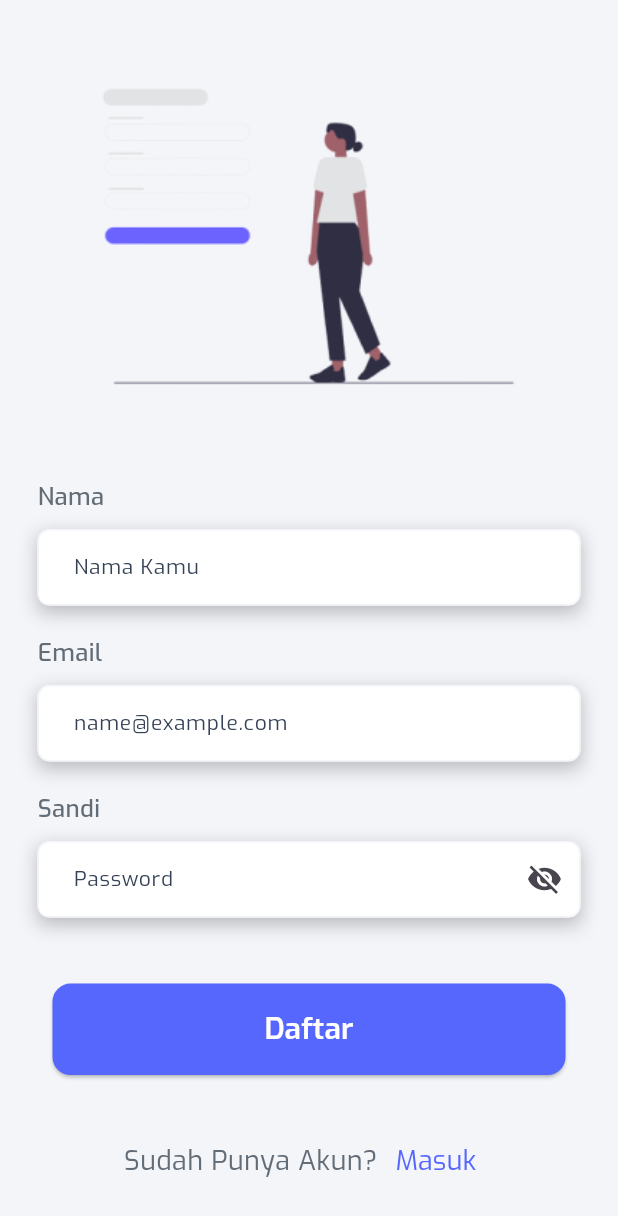
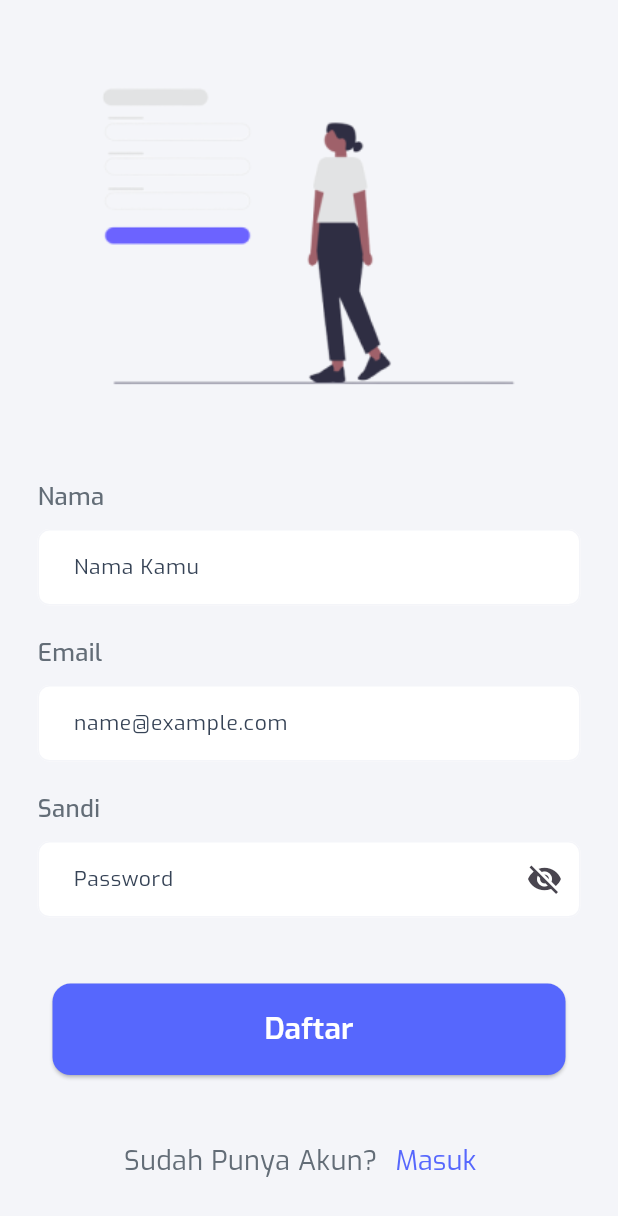
Before and after one commit to ichanyr/capstone_vocalavida, a Flutter app: the RegisterView screen opened by its route, on a phone screen of 412 x 824 dp. Shown: the top 1216 px of the screen. Run offline on Flutter 3.47's test engine with Material 3 defaults, Android fonts, the phone set to English and light mode, and no system bars; our stand-ins replace firebase_auth, firebase_core, firebase_storage, flutter_svg, get, get_storage and 2 more; accounts and stored records are empty.

Commit message:
fix ui register

```diff
--- a/lib/app/modules/login/views/components/custom_form.dart
+++ b/lib/app/modules/login/views/components/custom_form.dart
@@ -1,99 +1,29 @@
-// import 'package:capstone_vocalavida/app/style/colors.dart';
-// import 'package:flutter/material.dart';
-// import 'package:get/get.dart';
-
-// import '../../../../style/text_style.dart';
-
-// class CustomForm extends StatelessWidget {
-//   final String title;
-//   // final void Function(String) onChanged;
-//   final TextEditingController controller;
-//   bool? obscureText;
-//   final Widget? icon;
-//   final String? Function(String?)? validator;
-
-//   CustomForm({
-//     super.key,
-//     required this.title,
-//     // required this.onChanged,
-//     required this.controller,
-//     this.obscureText,
-//     this.icon,
-//     this.validator,
-//   });
-
-//   @override
-//   Widget build(BuildContext context) {
-//     return TextFormField(
-//       validator: validator,
-//       obscureText: obscureText ?? false,
-//       controller: controller,
-//       style: light.copyWith(fontSize: 14, color: mistBlue),
-//       decoration: InputDecoration(
-//         isDense: false,
-//         filled: true,
-//         fillColor: const Color(0xFFECECEC),
-//         hintText: title,
-//         hintStyle: const TextStyle(
-//             color: Color(0xFFC3C3C3), fontWeight: FontWeight.w400),
-//         enabledBorder: OutlineInputBorder(
-//           borderRadius: const BorderRadius.all(Radius.circular(10)),
-//           borderSide: BorderSide(color: offWhite, width: 1),
-//         ),
-//         focusedBorder: OutlineInputBorder(
-//           borderRadius: const BorderRadius.all(Radius.circular(10)),
-//           borderSide: BorderSide(color: white, width: 1),
-//         ),
-//         contentPadding:
-//             const EdgeInsets.symmetric(horizontal: 20, vertical: 15),
-//         suffixIcon: Padding(
-//           padding: const EdgeInsets.all(10),
-//           child: icon ?? null,
-//         ),
-//       ),
-//     );
-//   }
-// }
-
 import 'package:capstone_vocalavida/app/style/colors.dart';
 import 'package:flutter/material.dart';
-import 'package:get/get.dart';
 
 import '../../../../style/text_style.dart';
 
 class CustomForm extends StatelessWidget {
   final String title;
-  // final void Function(String) onChanged;
   final TextEditingController controller;
   bool? obscureText;
   final Widget? icon;
   final String? Function(String?)? validator;
   final void Function()? toggleObsecureText;
 
-  CustomForm(
-      {super.key,
+  CustomForm({
+    super.key,
     required this.title,
-      // required this.onChanged,
     required this.controller,
     this.obscureText,
     this.icon,
     this.validator,
-      this.toggleObsecureText});
+    this.toggleObsecureText,
+  });
 
   @override
   Widget build(BuildContext context) {
-    return Container(
-        decoration: BoxDecoration(
-          boxShadow: [
-            BoxShadow(
-              color: Colors.black26, // Warna bayangan
-              blurRadius: 10.0, // Radius blur bayangan
-              offset: Offset(0, 4), // Posisi offset bayangan
-              // spreadRadius: 0.0, // Radius penyebaran bayangan
-            ),
-          ],
-        ),
-        child: TextFormField(
+    return TextFormField(
       validator: validator,
       obscureText: obscureText ?? false,
       controller: controller,
@@ -103,8 +33,7 @@ class CustomForm extends StatelessWidget {
         filled: true,
         fillColor: white,
         hintText: title,
-              hintStyle:
-                  TextStyle(color: blueWood, fontWeight: FontWeight.w400),
+        hintStyle: TextStyle(color: blueWood, fontWeight: FontWeight.w400),
         enabledBorder: OutlineInputBorder(
           borderRadius: const BorderRadius.all(Radius.circular(8)),
           borderSide: BorderSide(color: offWhite, width: 1),
@@ -123,6 +52,7 @@ class CustomForm extends StatelessWidget {
                 ),
               )
             : Padding(padding: EdgeInsets.all(10), child: icon),
-            )));
+      ),
+    );
   }
 }
```
Lines whose indentation alone changed are shown as unchanged.
